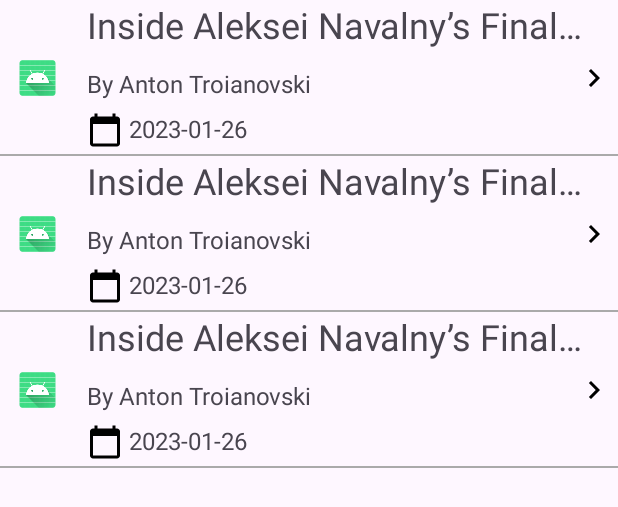
After one commit to singhalsonam/NYTimes, an Android app: the layout fragment_most_popular.xml on its own in the app's theme, with its tools: preview values and no code run, on a phone screen of 412 x 824 dp. The commit adds this screen. Shown: the top 507 px of the screen. Run offline under Robolectric (Android 15) with nearby library versions, the phone set to English and light mode, and no system bars.

Commit message:
Add screen to display most popular articles

```diff
--- a/app/src/main/AndroidManifest.xml
+++ b/app/src/main/AndroidManifest.xml
@@ -2,8 +2,9 @@
 <manifest xmlns:android="http://schemas.android.com/apk/res/android"
     xmlns:tools="http://schemas.android.com/tools">
 
-    <uses-permission android:name="android.permission.INTERNET"/>
+    <uses-permission android:name="android.permission.INTERNET" />
     <uses-permission android:name="android.permission.ACCESS_NETWORK_STATE" />
+
     <application
         android:allowBackup="true"
         android:dataExtractionRules="@xml/data_extraction_rules"
--- a/app/src/main/java/com/demo/nytimes/data/model/Media.kt
+++ b/app/src/main/java/com/demo/nytimes/data/model/Media.kt
@@ -10,6 +10,6 @@ data class Media (
   @SerializedName("caption"                  ) var caption                : String?                   = null,
   @SerializedName("copyright"                ) var copyright              : String?                   = null,
   @SerializedName("approved_for_syndication" ) var approvedForSyndication : Int?                      = null,
-  @SerializedName("media-metadata"           ) var mediaMetadata         : ArrayList<MediaMetadata> = arrayListOf()
+  @SerializedName("media-metadata"           ) var mediaMetadata         : ArrayList<MediaMetadata?> = arrayListOf()
 
 )
--- a/app/src/main/java/com/demo/nytimes/data/model/Results.kt
+++ b/app/src/main/java/com/demo/nytimes/data/model/Results.kt
@@ -25,7 +25,7 @@ data class Results (
   @SerializedName("org_facet"      ) var orgFacet      : ArrayList<String> = arrayListOf(),
   @SerializedName("per_facet"      ) var perFacet      : ArrayList<String> = arrayListOf(),
   @SerializedName("geo_facet"      ) var geoFacet      : ArrayList<String> = arrayListOf(),
-  @SerializedName("media"          ) var media         : ArrayList<Media>  = arrayListOf(),
+  @SerializedName("media"          ) var media         : ArrayList<Media?>  = arrayListOf(),
   @SerializedName("eta_id"         ) var etaId         : Int?              = null
 
 )
--- /dev/null
+++ b/app/src/main/res/drawable/ic_arrow_right.xml
@@ -0,0 +1,5 @@
+<vector android:height="24dp" android:tint="#000000"
+    android:viewportHeight="24" android:viewportWidth="24"
+    android:width="24dp" xmlns:android="http://schemas.android.com/apk/res/android">
+    <path android:fillColor="@android:color/white" android:pathData="M8.59,16.59L13.17,12 8.59,7.41 10,6l6,6 -6,6 -1.41,-1.41z"/>
+</vector>
--- /dev/null
+++ b/app/src/main/res/drawable/icon_calendar.xml
@@ -0,0 +1,5 @@
+<vector android:height="24dp" android:tint="#000000"
+    android:viewportHeight="24" android:viewportWidth="24"
+    android:width="24dp" xmlns:android="http://schemas.android.com/apk/res/android">
+    <path android:fillColor="@android:color/white" android:pathData="M20,3h-1L19,1h-2v2L7,3L7,1L5,1v2L4,3c-1.1,0 -2,0.9 -2,2v16c0,1.1 0.9,2 2,2h16c1.1,0 2,-0.9 2,-2L22,5c0,-1.1 -0.9,-2 -2,-2zM20,21L4,21L4,8h16v13z"/>
+</vector>
--- /dev/null
+++ b/app/src/main/res/layout/fragment_most_popular.xml
@@ -0,0 +1,16 @@
+<?xml version="1.0" encoding="utf-8"?>
+<LinearLayout xmlns:android="http://schemas.android.com/apk/res/android"
+    xmlns:tools="http://schemas.android.com/tools"
+    android:layout_width="match_parent"
+    android:layout_height="match_parent"
+    xmlns:app="http://schemas.android.com/apk/res-auto"
+    tools:context=".ui.FragmentMostPopular">
+
+   <androidx.recyclerview.widget.RecyclerView
+       android:id="@+id/rv_articles"
+       android:layout_width="match_parent"
+       android:layout_height="match_parent"
+       tools:listitem="@layout/layout_popular_articles"
+       app:layoutManager="androidx.recyclerview.widget.LinearLayoutManager"/>
+
+</LinearLayout>
--- /dev/null
+++ b/app/src/main/res/layout/layout_popular_articles.xml
@@ -0,0 +1,81 @@
+<?xml version="1.0" encoding="utf-8"?>
+<androidx.constraintlayout.widget.ConstraintLayout xmlns:android="http://schemas.android.com/apk/res/android"
+    xmlns:app="http://schemas.android.com/apk/res-auto"
+    xmlns:tools="http://schemas.android.com/tools"
+    android:layout_width="match_parent"
+    android:layout_height="wrap_content"
+    android:id="@+id/layout_popular_articles">
+
+    <androidx.appcompat.widget.AppCompatImageView
+        android:id="@+id/iv_icon"
+        android:layout_width="@dimen/dp_50"
+        android:layout_height="40dp"
+        android:padding="@dimen/dp_8"
+        app:layout_constraintBottom_toBottomOf="parent"
+        app:layout_constraintStart_toStartOf="parent"
+        app:layout_constraintTop_toTopOf="parent"
+        tools:src="@mipmap/ic_launcher_round" />
+
+    <androidx.appcompat.widget.AppCompatTextView
+        android:id="@+id/tv_title"
+        android:layout_width="@dimen/dp_0"
+        android:layout_height="wrap_content"
+        android:textAlignment="viewStart"
+        android:textSize="@dimen/sp_24"
+        android:maxLines="1"
+        android:ellipsize="end"
+        android:paddingBottom="@dimen/dp_8"
+        android:paddingStart="@dimen/dp_8"
+        android:paddingEnd="@dimen/dp_8"
+        android:layout_marginEnd="@dimen/dp_16"
+        app:layout_constraintStart_toEndOf="@id/iv_icon"
+        app:layout_constraintTop_toTopOf="parent"
+        app:layout_constraintEnd_toEndOf="parent"
+        android:text="Inside Aleksei Navalny’s Final Months, in His Own Words" />
+
+   <androidx.appcompat.widget.AppCompatTextView
+       android:id="@+id/tv_author"
+       android:layout_width="@dimen/dp_0"
+       android:layout_height="wrap_content"
+       android:textSize="@dimen/sp_16"
+       app:layout_constraintStart_toStartOf="@id/tv_title"
+       app:layout_constraintTop_toBottomOf="@id/tv_title"
+       android:paddingStart="@dimen/dp_8"
+       android:paddingTop="@dimen/dp_4"
+       android:paddingBottom="@dimen/dp_4"
+       android:paddingEnd="@dimen/dp_4"
+       tools:text = "By Anton Troianovski"/>
+
+    <androidx.appcompat.widget.AppCompatTextView
+        android:id="@+id/tv_published_date"
+        android:layout_width="wrap_content"
+        android:layout_height="wrap_content"
+        app:layout_constraintStart_toStartOf="@id/tv_title"
+        app:layout_constraintTop_toBottomOf="@id/tv_author"
+        android:paddingStart="@dimen/dp_8"
+        android:paddingTop="@dimen/dp_4"
+        android:paddingBottom="@dimen/dp_4"
+        android:paddingEnd="@dimen/dp_4"
+        android:drawableStart="@drawable/icon_calendar"
+        android:textSize="@dimen/sp_16"
+        android:drawablePadding="@dimen/dp_4"
+        tools:text="2023-01-26"/>
+
+    <androidx.appcompat.widget.AppCompatImageView
+        android:layout_width="wrap_content"
+        android:layout_height="wrap_content"
+        app:layout_constraintEnd_toEndOf="parent"
+        app:layout_constraintTop_toTopOf="parent"
+        android:src="@drawable/ic_arrow_right"
+        android:layout_margin="@dimen/dp_4"
+        app:layout_constraintBottom_toBottomOf="parent"/>
+
+    <View
+        android:layout_width="match_parent"
+        android:layout_height="@dimen/dp_1"
+        app:layout_constraintStart_toStartOf="parent"
+        app:layout_constraintEnd_toEndOf="parent"
+        android:padding="@dimen/dp_8"
+        android:background="@android:color/darker_gray"
+        app:layout_constraintTop_toBottomOf="@+id/tv_published_date"/>
+</androidx.constraintlayout.widget.ConstraintLayout>
--- /dev/null
+++ b/app/src/main/res/values/dimens.xml
@@ -0,0 +1,16 @@
+<?xml version="1.0" encoding="utf-8"?>
+<resources>
+    <dimen name="dp_0">0dp</dimen>
+    <dimen name="dp_1">1dp</dimen>
+    <dimen name="dp_4">4dp</dimen>
+    <dimen name="dp_8">8dp</dimen>
+    <dimen name="dp_16">16dp</dimen>
+    <dimen name="dp_24">24dp</dimen>
+    <dimen name="dp_32">32dp</dimen>
+    <dimen name="dp_40">40dp</dimen>
+    <dimen name="dp_50">50dp</dimen>
+    <dimen name="dp_100">100dp</dimen>
+    <dimen name="sp_16">16sp</dimen>
+    <dimen name="sp_24">24sp</dimen>
+    <dimen name="sp_32">32sp</dimen>
+</resources>
--- a/app/src/main/res/values/strings.xml
+++ b/app/src/main/res/values/strings.xml
@@ -1,3 +1,5 @@
 <resources>
     <string name="app_name">NYTimes</string>
+    <!-- TODO: Remove or change this placeholder text -->
+    <string name="hello_blank_fragment">Hello blank fragment</string>
 </resources>
```
Also changed, not shown: app/build.gradle.kts (+8 -0 lines), app/src/main/java/com/demo/nytimes/ui/FragmentDetail.kt (added, +50 -0 lines), app/src/main/java/com/demo/nytimes/ui/FragmentMostPopular.kt (added, +51 -0 lines), app/src/main/java/com/demo/nytimes/ui/NYActivity.kt (+26 -5 lines), app/src/main/java/com/demo/nytimes/ui/NYAdapter.kt (added, +51 -0 lines), app/src/main/java/com/demo/nytimes/ui/NYRepository.kt (+16 -8 lines), app/src/main/java/com/demo/nytimes/ui/NYViewModel.kt (+51 -2 lines), app/src/main/res/layout/activity_main.xml (+8 -6 lines), app/src/main/res/layout/fragment_detail.xml (added, +40 -0 lines), app/src/main/java/com/demo/nytimes/data/model/MediaMetadata.kt (renamed from app/src/main/java/com/demo/nytimes/data/model/Media-metadata.kt).
